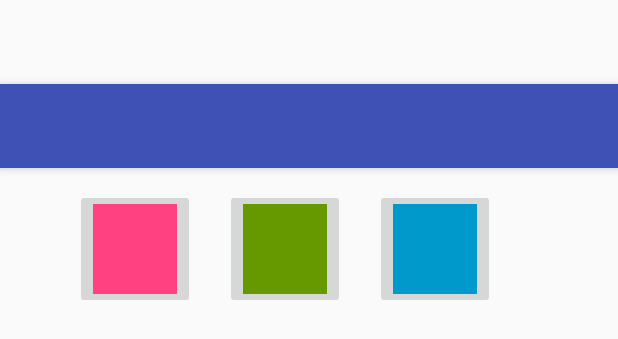
After one commit to unbranched/NoteBuddy, an Android app: the layout activity_color.xml on its own in the app's theme, with its tools: preview values and no code run, on a phone screen of 412 x 824 dp. The commit adds this screen. Shown: the top 339 px of the screen. Run offline under Robolectric (Android 15) with nearby library versions, the phone set to English and light mode, and no system bars.

Commit message:
Async tasks added for creating and importing backups, initial commit for color selection

```diff
--- a/app/src/main/java/nl/yoerinijs/notebuddy/activities/CreditsActivity.java
+++ b/app/src/main/java/nl/yoerinijs/notebuddy/activities/CreditsActivity.java
@@ -10,15 +10,16 @@ import android.widget.TextView;
 
 import nl.yoerinijs.notebuddy.R;
 import nl.yoerinijs.notebuddy.credits.CreditsBuilder;
+import nl.yoerinijs.notebuddy.files.misc.LocationCentral;
 
 /**
  * A simple activity to display credits
  */
 public class CreditsActivity extends AppCompatActivity {
 
-    private static final String PACKAGE_NAME = "nl.yoerinijs.notebuddy.activities";
+    private static final String PACKAGE_NAME = LocationCentral.PACKAGE;
 
-    private static final String NOTES_ACTIVITY = "NotesActivity";
+    private static final String NOTES_ACTIVITY = LocationCentral.NOTES;
 
     private Context m_context = this;
 
--- a/app/src/main/java/nl/yoerinijs/notebuddy/activities/EditNoteActivity.java
+++ b/app/src/main/java/nl/yoerinijs/notebuddy/activities/EditNoteActivity.java
@@ -15,6 +15,7 @@ import android.widget.EditText;
 import android.widget.Toast;
 
 import nl.yoerinijs.notebuddy.R;
+import nl.yoerinijs.notebuddy.files.misc.LocationCentral;
 import nl.yoerinijs.notebuddy.files.text.TextfileReader;
 import nl.yoerinijs.notebuddy.files.text.TextfileRemover;
 import nl.yoerinijs.notebuddy.files.text.TextfileWriter;
@@ -26,9 +27,9 @@ import nl.yoerinijs.notebuddy.validators.NoteTitleValidator;
  */
 public class EditNoteActivity extends AppCompatActivity {
 
-    private static final String PACKAGE_NAME = "nl.yoerinijs.notebuddy.activities";
+    private static final String PACKAGE_NAME = LocationCentral.PACKAGE;
 
-    private static final String NOTES_ACTIVITY = "NotesActivity";
+    private static final String NOTES_ACTIVITY = LocationCentral.NOTES;
 
     private final Context m_context = this;
 
--- a/app/src/main/java/nl/yoerinijs/notebuddy/activities/SetupActivity.java
+++ b/app/src/main/java/nl/yoerinijs/notebuddy/activities/SetupActivity.java
@@ -21,6 +21,7 @@ import android.widget.TextView;
 import android.widget.Toast;
 
 import nl.yoerinijs.notebuddy.R;
+import nl.yoerinijs.notebuddy.files.misc.LocationCentral;
 import nl.yoerinijs.notebuddy.security.LoginHashCreator;
 import nl.yoerinijs.notebuddy.security.SaltHandler;
 import nl.yoerinijs.notebuddy.storage.KeyValueDB;
@@ -32,9 +33,9 @@ import nl.yoerinijs.notebuddy.validators.UsernameValidator;
  */
 public class SetupActivity extends AppCompatActivity {
 
-    private static final String PACKAGE_NAME = "nl.yoerinijs.notebuddy.activities";
+    private static final String PACKAGE_NAME = MainActivity.PACKAGE_NAME;
 
-    private static final String NOTES_ACTIVITY = "NotesActivity";
+    private static final String NOTES_ACTIVITY = LocationCentral.NOTES;
 
     private final Context m_context = this;
 
--- a/app/src/main/java/nl/yoerinijs/notebuddy/files/backup/BackupStorageHandler.java
+++ b/app/src/main/java/nl/yoerinijs/notebuddy/files/backup/BackupStorageHandler.java
@@ -12,6 +12,7 @@ import android.support.v4.content.ContextCompat;
 import java.io.File;
 
 import nl.yoerinijs.notebuddy.files.misc.DirectoryReader;
+import nl.yoerinijs.notebuddy.files.misc.LocationCentral;
 import nl.yoerinijs.notebuddy.files.text.TextfileRemover;
 
 /**
@@ -19,7 +20,7 @@ import nl.yoerinijs.notebuddy.files.text.TextfileRemover;
  */
 public class BackupStorageHandler {
 
-    private final static String BACKUP_DIRECTORY = "NoteBuddy";
+    private final static String BACKUP_DIRECTORY = LocationCentral.BACKUP_DIR;
 
     /**
      * Returns whether external storage is writable
--- a/app/src/main/java/nl/yoerinijs/notebuddy/helpers/ActivityChoser.java
+++ b/app/src/main/java/nl/yoerinijs/notebuddy/helpers/ActivityChoser.java
@@ -5,6 +5,7 @@ import android.support.annotation.NonNull;
 
 import java.security.NoSuchAlgorithmException;
 
+import nl.yoerinijs.notebuddy.files.misc.LocationCentral;
 import nl.yoerinijs.notebuddy.storage.KeyValueDB;
 
 /**
@@ -12,9 +13,9 @@ import nl.yoerinijs.notebuddy.storage.KeyValueDB;
  */
 public class ActivityChoser {
 
-    private static final String SETUP_ACTIVITY = "SetupActivity";
+    private static final String SETUP_ACTIVITY = LocationCentral.SETUP;
 
-    private static final String LOGIN_ACTIVITY = "LoginActivity";
+    private static final String LOGIN_ACTIVITY = LocationCentral.LOGIN;
 
     /**
      * A method that returns which activity to start
--- /dev/null
+++ b/app/src/main/res/layout/activity_color.xml
@@ -0,0 +1,51 @@
+<?xml version="1.0" encoding="utf-8"?>
+<android.support.design.widget.CoordinatorLayout xmlns:android="http://schemas.android.com/apk/res/android"
+    xmlns:app="http://schemas.android.com/apk/res-auto"
+    xmlns:tools="http://schemas.android.com/tools"
+    android:layout_width="match_parent"
+    android:layout_height="match_parent"
+    android:fitsSystemWindows="true"
+    tools:context="nl.yoerinijs.notebuddy.activities.ColorActivity">
+
+    <android.support.design.widget.AppBarLayout
+        android:layout_width="match_parent"
+        android:layout_height="wrap_content"
+        android:theme="@style/AppTheme.AppBarOverlay">
+
+        <android.support.v7.widget.Toolbar
+            android:id="@+id/toolbar"
+            android:layout_width="match_parent"
+            android:layout_height="?attr/actionBarSize"
+            android:background="?attr/colorPrimary"
+            app:popupTheme="@style/AppTheme.PopupOverlay" />
+
+    </android.support.design.widget.AppBarLayout>
+
+    <ImageButton
+        android:layout_width="80dp"
+        android:layout_height="80dp"
+        android:layout_marginLeft="50dp"
+        android:layout_marginBottom="16dp"
+        android:layout_marginTop="70dp"
+        app:srcCompat="@color/colorAccent"
+        android:id="@+id/colorButtonPink" />
+
+    <ImageButton
+        android:layout_width="80dp"
+        android:layout_height="80dp"
+        android:layout_marginLeft="150dp"
+        android:layout_marginBottom="16dp"
+        android:layout_marginTop="70dp"
+        app:srcCompat="@android:color/holo_green_dark"
+        android:id="@+id/colorButtonGreen" />
+
+    <ImageButton
+        android:layout_width="80dp"
+        android:layout_height="80dp"
+        android:layout_marginLeft="250dp"
+        android:layout_marginBottom="16dp"
+        android:layout_marginTop="70dp"
+        app:srcCompat="@android:color/holo_blue_dark"
+        android:id="@+id/colorButtonLightBlue" />
+
+</android.support.design.widget.CoordinatorLayout>
--- a/app/src/main/res/values/colors.xml
+++ b/app/src/main/res/values/colors.xml
@@ -2,5 +2,5 @@
 <resources>
     <color name="colorPrimary">#3f51b5</color>
     <color name="colorPrimaryDark">#303f9f</color>
-    <color name="colorAccent">#FF4081</color>
+    <color name="colorAccent">#ff4081</color>
 </resources>
--- a/app/src/main/res/values/strings.xml
+++ b/app/src/main/res/values/strings.xml
@@ -122,4 +122,5 @@
     <!-- Strings related to settings -->
     <string name="action_settings">Settings</string>
     <string name="title_activity_settings">Settings</string>
+    <string name="title_activity_color">ColorActivity</string>
 </resources>
```
Also changed, not shown: app/src/main/AndroidManifest.xml (+11 -4 lines), app/src/main/java/nl/yoerinijs/notebuddy/activities/ColorActivity.java (added, +31 -0 lines), app/src/main/java/nl/yoerinijs/notebuddy/activities/LoginActivity.java (+4 -3 lines), app/src/main/java/nl/yoerinijs/notebuddy/activities/MainActivity.java (+4 -3 lines), app/src/main/java/nl/yoerinijs/notebuddy/activities/NotesActivity.java (+14 -37 lines), app/src/main/java/nl/yoerinijs/notebuddy/files/backup/BackupCreator.java (+102 -49 lines), app/src/main/java/nl/yoerinijs/notebuddy/files/backup/BackupImporter.java (+77 -30 lines), app/src/main/java/nl/yoerinijs/notebuddy/files/misc/LocationCentral.java (added, +24 -0 lines), app/src/main/java/nl/yoerinijs/notebuddy/files/text/TextfileRemover.java (+0 -7 lines), app/src/main/res/layout/content_color.xml (added, +16 -0 lines).
